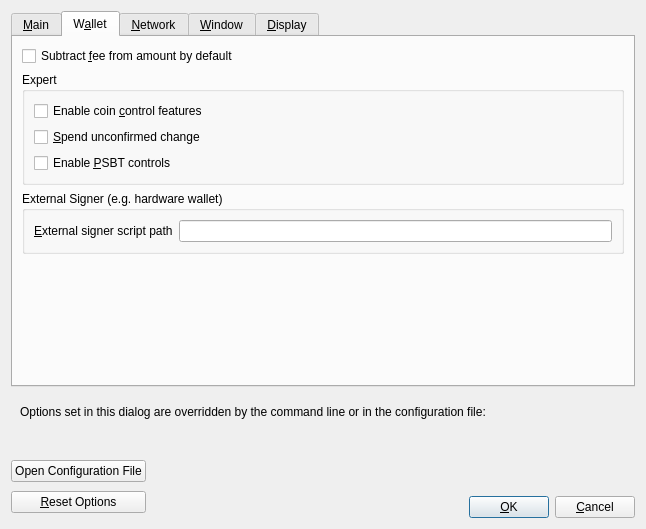
This is src/qt/forms/optionsdialog.ui in bitcoincore-dev/bitcoin-2001-863168-294116-d812cf1189 as Qt 5 draws it before an edit. The edited form follows.
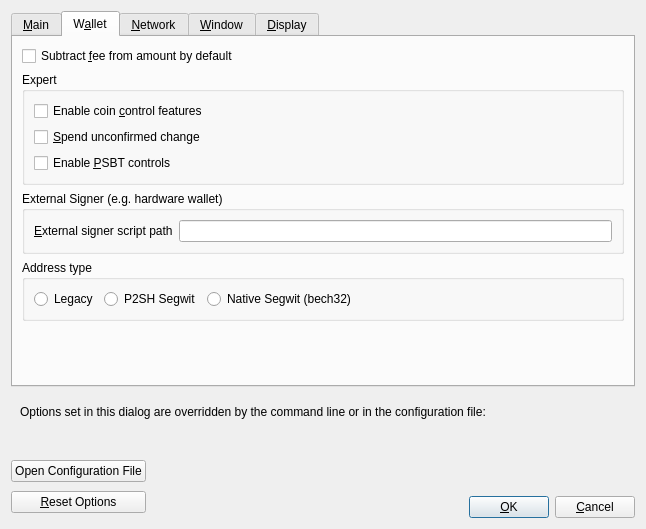
This is the edited form. The open tabs and pages were chosen to show the change. Custom widgets are drawn as their Qt base class.

Commit message:
Qt/Options: Expose addresstype in GUI using rwconf
NOTE: This doesn't update the receive dialog's "Generate Bech32 address" checkbox at all.
That's okay for Bitcoin Knots since it just affects the default checked state, but Core hides the checkbox entirely when addresstype=legacy, so you would want to show/hide it as necessary.

Diff of the .ui file:
```diff
--- a/src/qt/forms/optionsdialog.ui
+++ b/src/qt/forms/optionsdialog.ui
@@ -295,6 +295,57 @@
          </layout>
         </widget>
        </item>
+       <item>
+        <widget class="QGroupBox" name="groupBoxAddressType">
+         <property name="title">
+          <string>Address type</string>
+         </property>
+         <property name="checkable">
+          <bool>false</bool>
+         </property>
+         <layout class="QHBoxLayout" name="layoutAddressType">
+          <item>
+           <widget class="QRadioButton" name="addressTypeLegacy">
+            <property name="sizePolicy">
+             <sizepolicy hsizetype="Minimum" vsizetype="Fixed">
+              <horstretch>0</horstretch>
+              <verstretch>0</verstretch>
+             </sizepolicy>
+            </property>
+            <property name="text">
+             <string>Legacy</string>
+            </property>
+           </widget>
+          </item>
+          <item>
+           <widget class="QRadioButton" name="addressTypeP2SH_Segwit">
+            <property name="sizePolicy">
+             <sizepolicy hsizetype="Minimum" vsizetype="Fixed">
+              <horstretch>0</horstretch>
+              <verstretch>0</verstretch>
+             </sizepolicy>
+            </property>
+            <property name="text">
+             <string>P2SH Segwit</string>
+            </property>
+           </widget>
+          </item>
+          <item>
+           <widget class="QRadioButton" name="addressTypeBech32">
+            <property name="sizePolicy">
+             <sizepolicy hsizetype="MinimumExpanding" vsizetype="Fixed">
+              <horstretch>0</horstretch>
+              <verstretch>0</verstretch>
+             </sizepolicy>
+            </property>
+            <property name="text">
+             <string>Native Segwit (bech32)</string>
+            </property>
+           </widget>
+          </item>
+         </layout>
+        </widget>
+       </item>
        <item>
         <spacer name="verticalSpacer_Wallet">
          <property name="orientation">
```
The commit also changes 3 other files.
